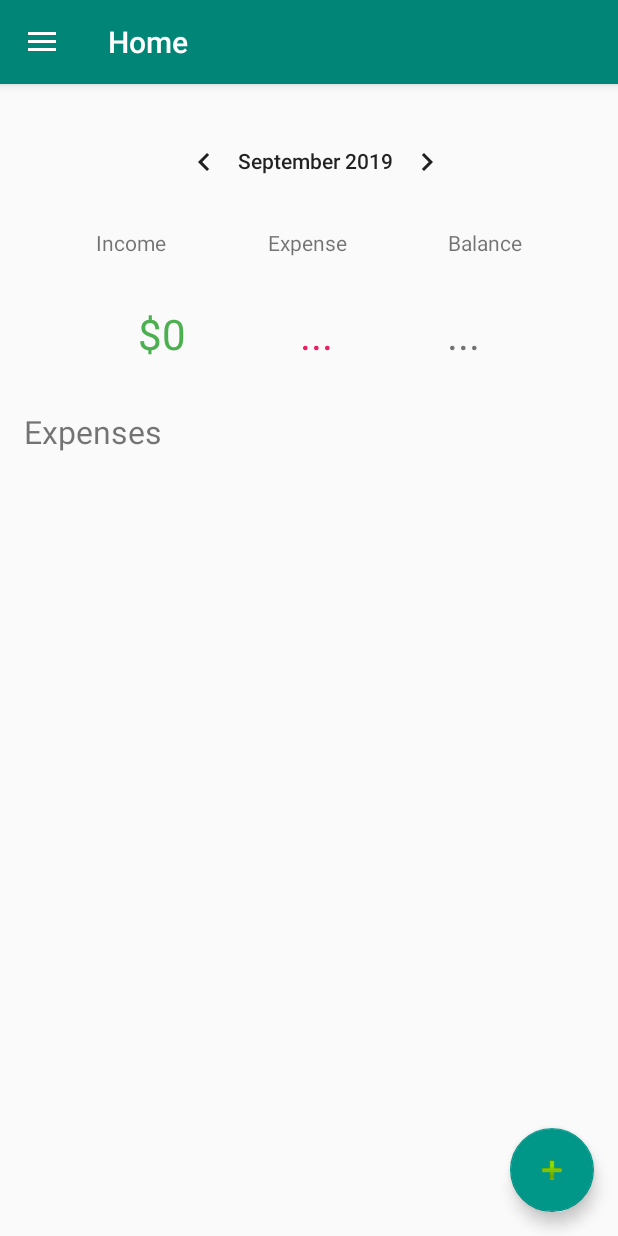
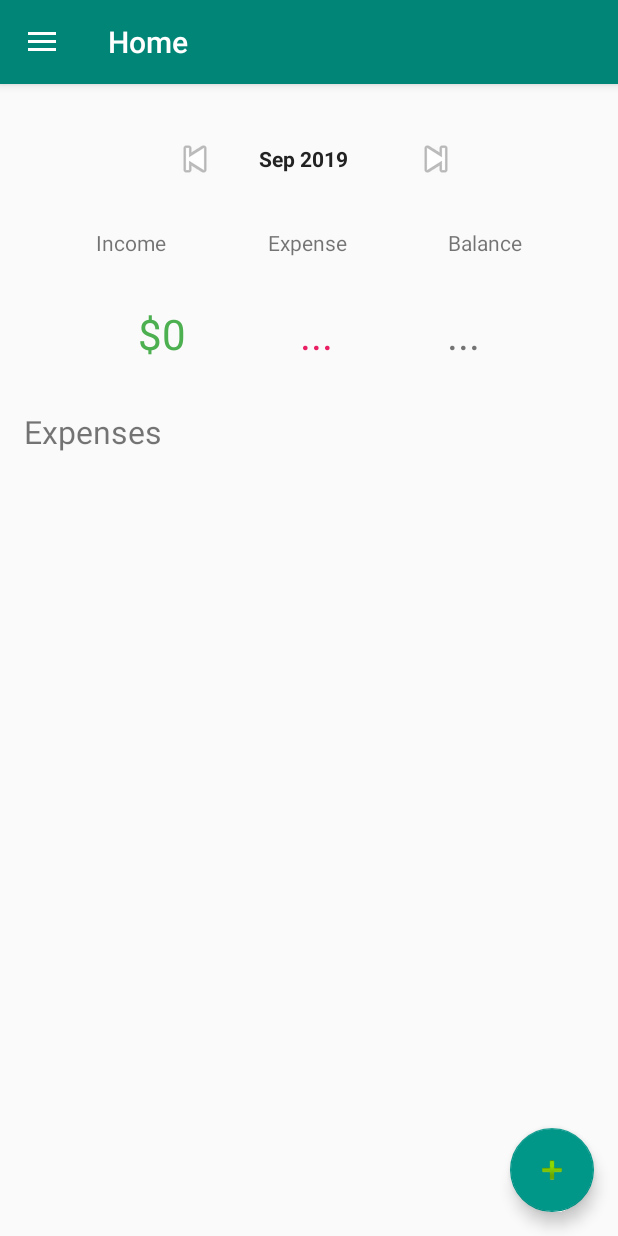
Before and after one commit to gscoppino/budget-app-android, an Android app: the HomeFragment screen opened directly, with no data from a screen before it, on a phone screen of 412 x 824 dp. Run offline under Robolectric (Android 15) with nearby library versions, the phone set to English and light mode, and no system bars; our stand-ins replace navigation-ui; libraries missing offline, so code that uses them is left out: retrofit2.converter.jackson; 2 statements that could not run were skipped.

Commit message:
Allows viewing of purchases and total expense by month (need more API support for show remaining balance by month).

```diff
--- a/app/src/main/java/com/budgetapp/HomeFragment.java
+++ b/app/src/main/java/com/budgetapp/HomeFragment.java
@@ -3,6 +3,7 @@ package com.budgetapp;
 import android.content.Context;
 import android.os.Bundle;
 
+import androidx.annotation.NonNull;
 import androidx.fragment.app.Fragment;
 import androidx.recyclerview.widget.GridLayoutManager;
 import androidx.recyclerview.widget.LinearLayoutManager;
@@ -11,9 +12,12 @@ import androidx.recyclerview.widget.RecyclerView;
 import android.view.LayoutInflater;
 import android.view.View;
 import android.view.ViewGroup;
+import android.widget.CalendarView;
 import android.widget.TextView;
 
 import java.util.ArrayList;
+import java.util.Calendar;
+import java.util.Date;
 
 import retrofit2.Call;
 import retrofit2.Callback;
@@ -120,9 +124,26 @@ public class HomeFragment extends Fragment {
 
         if (userId != -1) {
             incomeValueLabel.setText("$" + userMonthlySalary);
+            updateSummary(userId, Calendar.getInstance().get(Calendar.YEAR), Calendar.getInstance().get(Calendar.MONTH) + 1);
+            MonthPickerView monthPickerView = view.findViewById(R.id.monthPickerView);
+            monthPickerView.setOnMonthChangedListener(new MonthPickerView.OnMonthChangeListener() {
+                @Override
+                public void onSelectedMonthChange(int year, int month) {
+                    updateSummary(userId, year, month + 1);
+                }
+            });
+        }
+
+        return view;
+    }
+
+    public void updateSummary(int userId, int year, int month) {
+        String sYear = Integer.toString(year);
+        String sMonth = Integer.toString(month);
+        String monthFormatString = "%1$" + 2 + "s";
 
         ApiServiceSingleton.getInstance().budgetService
-                    .getOverviewForMonth(userId, "2019", "09")
+                .getOverviewForMonth(userId, sYear, String.format(monthFormatString, sMonth).replace(' ', '0'))
                 .enqueue(new Callback<BudgetMonth>() {
                     @Override
                     public void onResponse(Call<BudgetMonth> call, Response<BudgetMonth> response) {
@@ -153,9 +174,6 @@ public class HomeFragment extends Fragment {
 
                     }
                 });
-        }
-
-        return view;
     }
 
     // TODO: Rename method, update argument and hook method into UI event
--- /dev/null
+++ b/app/src/main/java/com/budgetapp/MonthPickerView.java
@@ -0,0 +1,70 @@
+package com.budgetapp;
+
+import android.content.Context;
+import android.util.AttributeSet;
+import android.view.LayoutInflater;
+import android.view.View;
+import android.widget.ImageView;
+import android.widget.LinearLayout;
+import android.widget.TextView;
+
+import java.text.SimpleDateFormat;
+import java.util.Calendar;
+import java.util.Date;
+
+public class MonthPickerView extends LinearLayout {
+    private Calendar calendar;
+    private OnMonthChangeListener listener;
+    private ImageView previousMonthCaret;
+    private ImageView nextMonthCaret;
+    private TextView selectedDateLabel;
+
+    public MonthPickerView(Context context, AttributeSet attributeSet) {
+        super(context, attributeSet);
+
+        calendar = Calendar.getInstance();
+
+        LayoutInflater inflater = (LayoutInflater) context
+                .getSystemService(Context.LAYOUT_INFLATER_SERVICE);
+
+        inflater.inflate(R.layout.view_monthpicker, this);
+
+        previousMonthCaret = findViewById(R.id.calendar_prev_button);
+        nextMonthCaret = findViewById(R.id.calendar_next_button);
+        selectedDateLabel = findViewById(R.id.date_display_date);
+
+        updateCalendar(calendar.getTime());
+
+        previousMonthCaret.setOnClickListener(new OnClickListener() {
+            @Override
+            public void onClick(View v) {
+                calendar.add(Calendar.MONTH, -1);
+                updateCalendar(calendar.getTime());
+                listener.onSelectedMonthChange(calendar.get(Calendar.YEAR), calendar.get(Calendar.MONTH));
+            }
+        });
+
+        nextMonthCaret.setOnClickListener(new OnClickListener() {
+            @Override
+            public void onClick(View v) {
+                calendar.add(Calendar.MONTH, 1);
+                updateCalendar(calendar.getTime());
+                listener.onSelectedMonthChange(calendar.get(Calendar.YEAR), calendar.get(Calendar.MONTH));
+            }
+        });
+
+    }
+
+    public void setOnMonthChangedListener(OnMonthChangeListener listener) {
+        this.listener = listener;
+    }
+
+    public void updateCalendar(Date date) {
+        SimpleDateFormat simpleDateFormat = new SimpleDateFormat("MMM yyyy");
+        selectedDateLabel.setText(simpleDateFormat.format(date.getTime()));
+    }
+
+    public interface OnMonthChangeListener {
+        void onSelectedMonthChange(int year, int month);
+    }
+}
--- a/app/src/main/res/layout/fragment_home.xml
+++ b/app/src/main/res/layout/fragment_home.xml
@@ -6,8 +6,8 @@
     android:layout_height="match_parent"
     tools:context=".HomeFragment">
 
-    <CalendarView
-        android:id="@+id/calendarView"
+    <com.budgetapp.MonthPickerView
+        android:id="@+id/monthPickerView"
         android:layout_width="214dp"
         android:layout_height="61dp"
         android:layout_marginStart="16dp"
--- /dev/null
+++ b/app/src/main/res/layout/view_monthpicker.xml
@@ -0,0 +1,55 @@
+<?xml version="1.0" encoding="utf-8"?>
+<androidx.constraintlayout.widget.ConstraintLayout xmlns:android="http://schemas.android.com/apk/res/android"
+    xmlns:app="http://schemas.android.com/apk/res-auto"
+    xmlns:tools="http://schemas.android.com/tools"
+    android:layout_width="match_parent"
+    android:layout_height="match_parent">
+
+    <ImageView
+        android:id="@+id/calendar_prev_button"
+        android:layout_width="wrap_content"
+        android:layout_height="32dp"
+        android:layout_marginLeft="48dp"
+        android:layout_marginTop="16dp"
+        android:layout_marginEnd="16dp"
+        android:layout_marginRight="16dp"
+        android:clickable="true"
+        android:foregroundGravity="left"
+        android:src="@android:drawable/ic_media_previous"
+        app:layout_constraintEnd_toStartOf="@+id/date_display_date"
+        app:layout_constraintStart_toStartOf="parent"
+        app:layout_constraintTop_toTopOf="parent" />
+
+    <TextView
+        android:id="@+id/date_display_date"
+        android:layout_width="wrap_content"
+        android:layout_height="32dp"
+        android:layout_marginLeft="16dp"
+        android:layout_marginTop="16dp"
+        android:layout_marginEnd="16dp"
+        android:layout_marginRight="16dp"
+        android:gravity="center"
+        android:text="..."
+        android:textColor="#222222"
+        android:textSize="14dp"
+        android:textStyle="bold"
+        app:layout_constraintEnd_toStartOf="@+id/calendar_next_button"
+        app:layout_constraintStart_toEndOf="@+id/calendar_prev_button"
+        app:layout_constraintTop_toTopOf="parent" />
+
+    <ImageView
+        android:id="@+id/calendar_next_button"
+        android:layout_width="wrap_content"
+        android:layout_height="32dp"
+        android:layout_marginStart="16dp"
+        android:layout_marginLeft="16dp"
+        android:layout_marginTop="16dp"
+        android:layout_marginRight="48dp"
+        android:clickable="true"
+        android:foregroundGravity="right"
+        android:src="@android:drawable/ic_media_next"
+        app:layout_constraintEnd_toEndOf="parent"
+        app:layout_constraintStart_toEndOf="@+id/date_display_date"
+        app:layout_constraintTop_toTopOf="parent" />
+
+</androidx.constraintlayout.widget.ConstraintLayout>
```
Lines whose indentation alone changed are shown as unchanged.
